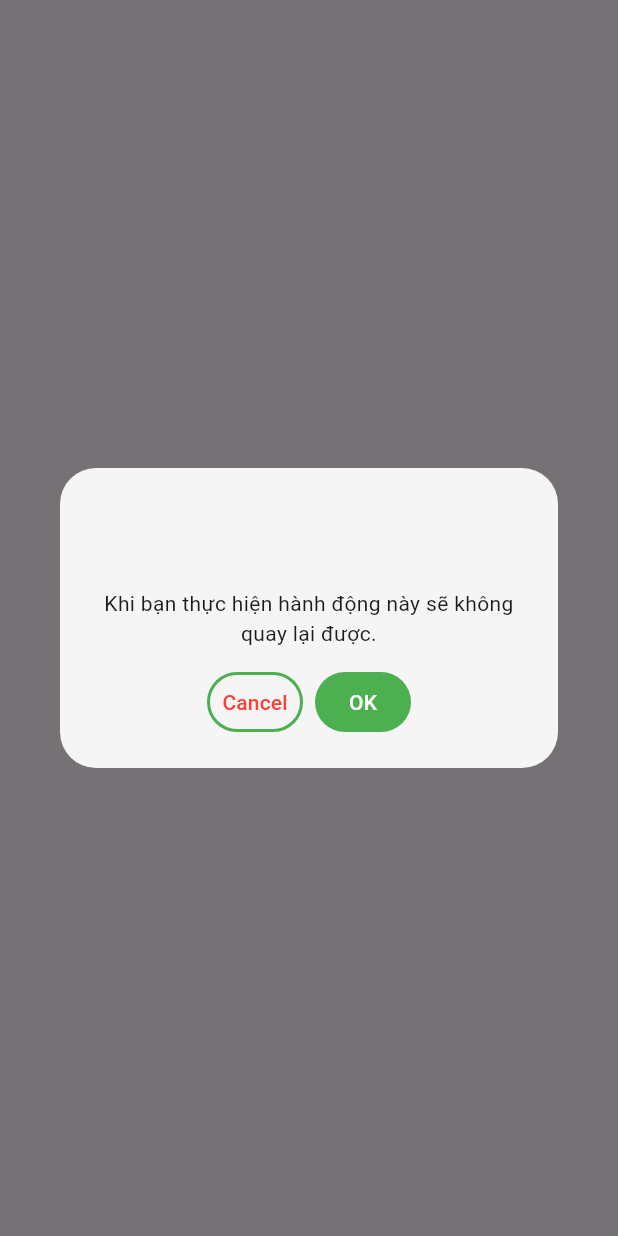
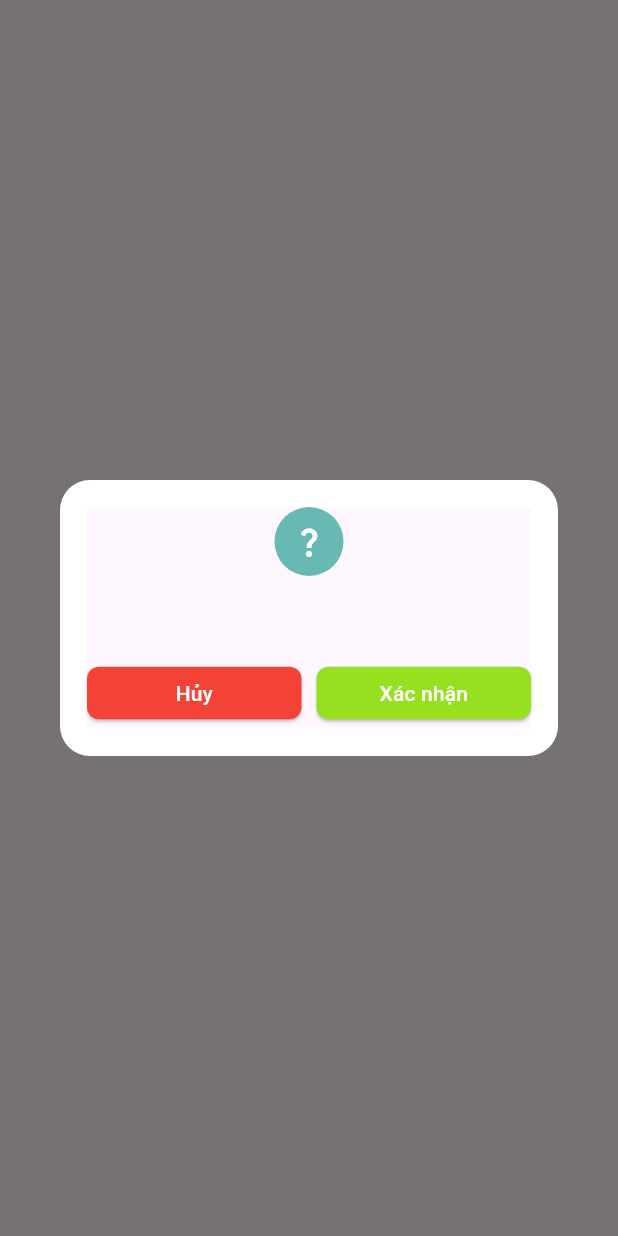
Before and after one commit to YenNN0205/Hiaki_Admin, a Flutter app: what yesNoDialog() shows on an empty page, opened directly, on a phone screen of 412 x 824 dp. Run offline on Flutter 3.47's test engine with Material 2 defaults, Android fonts, the light colour scheme and no system bars; our stand-ins replace get, loading_animation_widget, shared_preferences; accounts and stored records are empty.

Commit message:
update Validate/ YesNoDialog

```diff
--- a/lib/pages/common_widget/yesno_dialog.dart
+++ b/lib/pages/common_widget/yesno_dialog.dart
@@ -1,23 +1,113 @@
 import 'package:flutter/material.dart';
 import 'package:get/get.dart';
-import 'package:hiaki_admin/pages/task_page/task_page.dart';
 
 Future<String> yesNoDialog(String title) async {
-  var result = await Get.defaultDialog<String>(
-      titlePadding: EdgeInsets.all(24),
-      title: title,
-      contentPadding: EdgeInsets.only(left: 24, right: 24, bottom: 24),
-      middleText: "Khi bạn thực hiện hành động này sẽ không quay lại được.",
-      textConfirm: "OK",
-      textCancel: "Cancel",
-      radius: 24,
-      buttonColor: Colors.green,
-      backgroundColor: Colors.grey.shade100,
-      cancelTextColor: Colors.red,
-      confirmTextColor: Colors.white,
-      onConfirm: () {
-        Get.back(result: "true");
-      });
+  // var result = await Get.defaultDialog<String>(
+  //     titlePadding: EdgeInsets.only(left:30,right:30,top:12,bottom:8),
+  //     titleStyle: TextStyle(fontWeight: FontWeight.w600,fontSize: 17),
+  //     title: title,
+  //     contentPadding: EdgeInsets.only(left: 24, right: 24, bottom: 10),
+  //     middleText: "Khi bạn thực hiện hành động này sẽ không quay lại được.",
+  //     middleTextStyle: TextStyle(fontWeight: FontWeight.w400,fontSize: 15),
+  //     textConfirm: "OK",
+  //     textCancel: "Huỷ",
+  //     radius: 10,
+  //     buttonColor: Color(0xff68b9b3),
+  //     backgroundColor: Colors.grey.shade100,
+  //     cancelTextColor: Colors.red,
+  //     confirmTextColor: Colors.white,
+  //     onConfirm: () {
+  //       Get.back(result: "true");
+  //     });
+  // return result ?? "";
 
+
+  var result = await Get.dialog<String>(
+
+        Column(
+          mainAxisAlignment: MainAxisAlignment.center,
+          children: [
+            Padding(
+              padding: const EdgeInsets.symmetric(horizontal: 40),
+              child: Container(
+                decoration: const BoxDecoration(
+                  color: Colors.white,
+                  borderRadius: BorderRadius.all(
+                    Radius.circular(20),
+                  ),
+                ),
+                child: Padding(
+                  padding: const EdgeInsets.all(18.0),
+                  child: Material(
+                    child: Column(
+                      children: [
+                        Container(
+                          height: 46,
+                          width: 46,
+                          decoration: BoxDecoration(
+                            shape: BoxShape.circle,
+                            color: Color(0xff68b9b3),
+                          ),
+                          child: Icon(Icons.question_mark_sharp, color: Colors.white,),
+                          alignment: Alignment.center,
+                        ),
+                        const SizedBox(height: 10),
+                        Text(
+                          title,
+                          textAlign: TextAlign.center,style: TextStyle(fontWeight: FontWeight.w500,fontSize: 17),
+                        ),
+                        const SizedBox(height: 20),
+                        //Buttons
+                        Row(
+                          children: [
+                            Expanded(
+                              child: ElevatedButton(
+                                child: const Text(
+                                  'Hủy',
+                                ),
+                                style: ElevatedButton.styleFrom(
+                                  minimumSize: const Size(0, 35),
+                                  primary: Colors.red,
+                                  onPrimary: const Color(0xFFFFFFFF),
+                                  shape: RoundedRectangleBorder(
+                                    borderRadius: BorderRadius.circular(8),
+                                  ),
+                                ),
+                                onPressed: () {
+                                    Get.back();
+                                },
+                              ),
+                            ),
+                            const SizedBox(width: 10),
+                            Expanded(
+                              child: ElevatedButton(
+                                child: const Text(
+                                  'Xác nhận',
+                                ),
+                                style: ElevatedButton.styleFrom(
+                                  minimumSize: const Size(0, 35),
+                                  primary: Color(0xff96e01f),
+                                  onPrimary: const Color(0xFFFFFFFF),
+                                  shape: RoundedRectangleBorder(
+                                    borderRadius: BorderRadius.circular(8),
+                                  ),
+                                ),
+                                onPressed: () {
+                                  Get.back(result: "true");
+                                },
+                              ),
+                            ),
+                          ],
+                        ),
+                      ],
+                    ),
+                  ),
+                ),
+              ),
+            ),
+          ],
+        ),
+      );
   return result ?? "";
+
 }
```
Also changed, not shown: lib/pages/task_page/detail_task_page.dart (+12 -6 lines), lib/pages/task_page/task_page.dart (+38 -3 lines).
